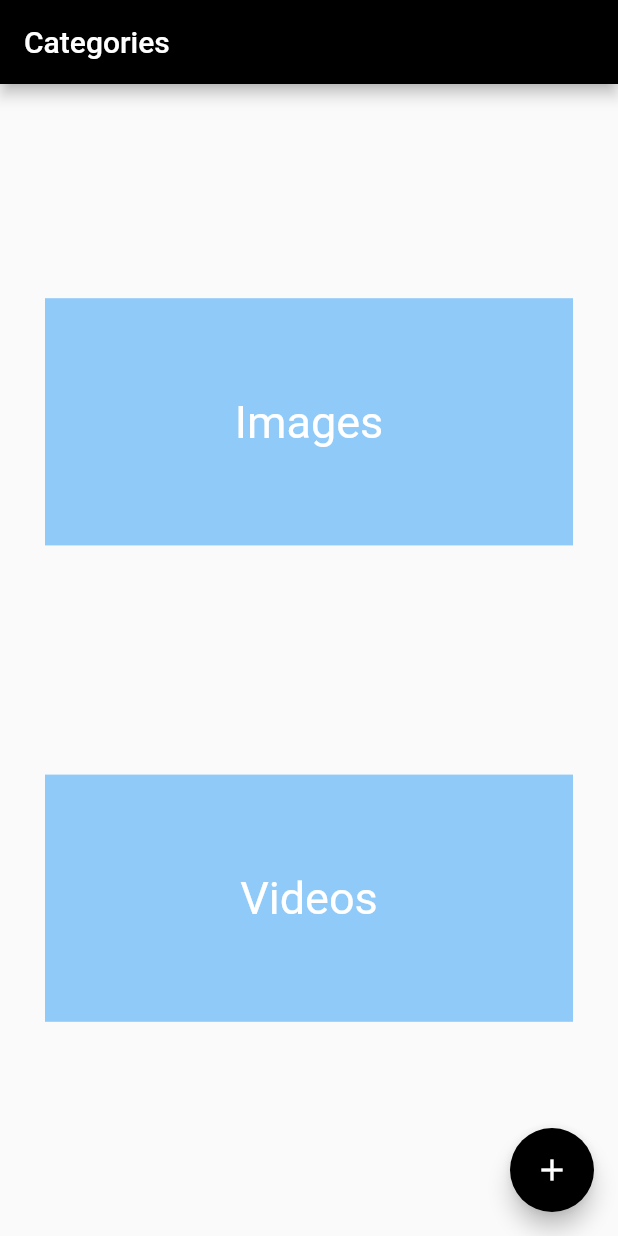
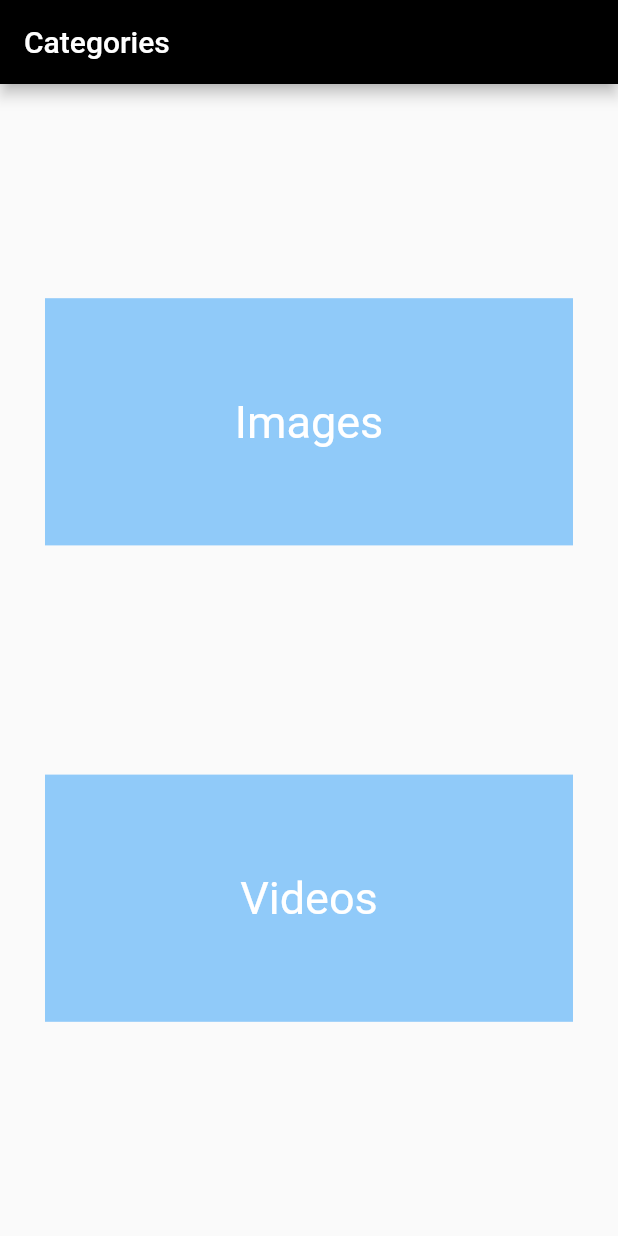
Before and after one commit to HarshitMadhup/CameraAppOP, a Flutter app: the CategoriesOp screen opened directly, on a phone screen of 412 x 824 dp. Run offline on Flutter 3.47's test engine with Material 2 defaults, Android fonts, the phone set to English and light mode, and no system bars; our stand-ins replace camera, image_picker, permission_handler, video_player; missing offline and left inert: flutter_file_manager, gallery_saver_safety, path_provider_ex, photo_manager, photofilters; network calls fail; statements that could not run were skipped.

Commit message:
Update categories_op.dart

```diff
--- a/opcamera/lib/Screens/categories_op.dart
+++ b/opcamera/lib/Screens/categories_op.dart
@@ -90,13 +90,7 @@ class _CategoriesOpState extends State<CategoriesOp> {
           )
         ],
       ),
-      floatingActionButton: FloatingActionButton(
-        backgroundColor: Colors.black,
-        child: Icon(Icons.add),
-        onPressed: () {
-          createNewFolder(context);
-        },
-      ),
+
     );
   }
 }
```
